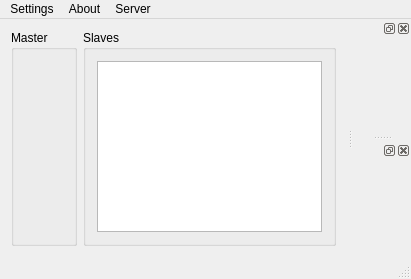
First picture: the form in AppMan/mainform.ui, repository hhvvkk/COS301DistrobutedApplicationManger, before the edit.
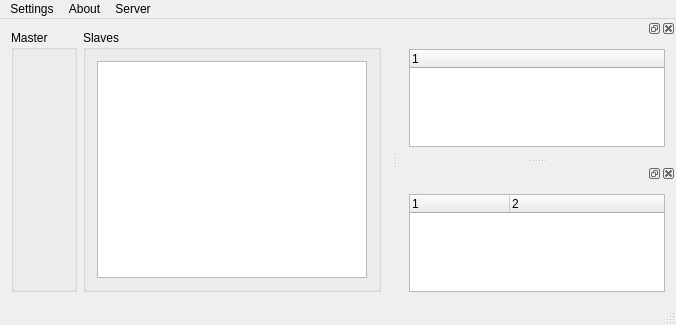
Second picture: the form after the edit. Icons and pictures are not drawn.

Commit message: drag of build is fixed for windows

Patch:
```diff
--- a/AppMan/mainform.ui
+++ b/AppMan/mainform.ui
@@ -6,8 +6,8 @@
    <rect>
     <x>0</x>
     <y>0</y>
-    <width>411</width>
-    <height>279</height>
+    <width>676</width>
+    <height>325</height>
    </rect>
   </property>
   <property name="acceptDrops">
@@ -63,7 +63,7 @@
     <rect>
      <x>0</x>
      <y>0</y>
-     <width>411</width>
+     <width>676</width>
      <height>21</height>
     </rect>
    </property>
@@ -101,13 +101,45 @@
    <attribute name="dockWidgetArea">
     <number>2</number>
    </attribute>
-   <widget class="QWidget" name="dockWidgetContents"/>
+   <widget class="QWidget" name="dockWidgetContents">
+    <layout class="QGridLayout" name="gridLayout_2">
+     <item row="0" column="0">
+      <widget class="QTreeWidget" name="treeWidget">
+       <column>
+        <property name="text">
+         <string notr="true">1</string>
+        </property>
+       </column>
+      </widget>
+     </item>
+    </layout>
+   </widget>
   </widget>
   <widget class="QDockWidget" name="dockWidget_2">
    <attribute name="dockWidgetArea">
     <number>2</number>
    </attribute>
-   <widget class="QWidget" name="dockWidgetContents_2"/>
+   <widget class="QWidget" name="dockWidgetContents_2">
+    <layout class="QGridLayout" name="gridLayout">
+     <item row="0" column="0">
+      <widget class="QTreeWidget" name="treeWidgetInfoBox">
+       <property name="columnCount">
+        <number>2</number>
+       </property>
+       <column>
+        <property name="text">
+         <string notr="true">1</string>
+        </property>
+       </column>
+       <column>
+        <property name="text">
+         <string notr="true">2</string>
+        </property>
+       </column>
+      </widget>
+     </item>
+    </layout>
+   </widget>
   </widget>
   <action name="actionHelp">
    <property name="text">
```
Left out of the diff: 3 changed lines with no effect on the pictures. The commit also changes 2 other files.
